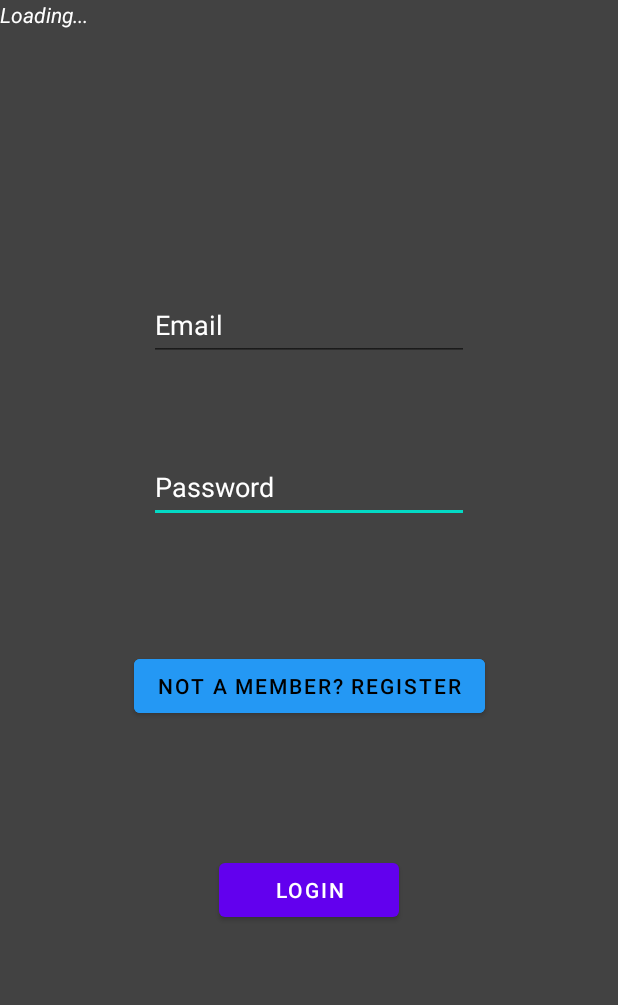
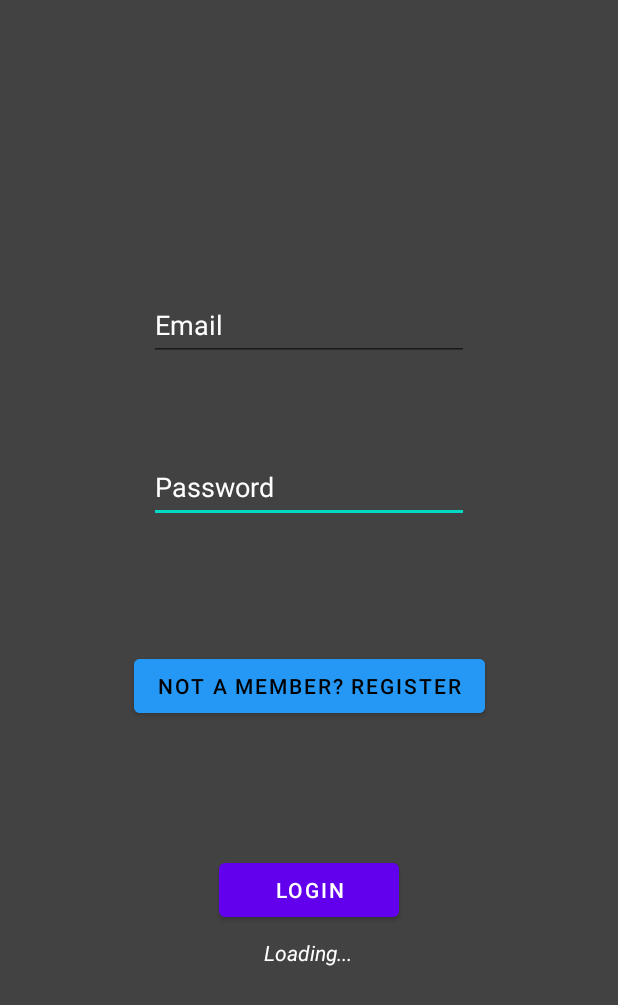
Before and after one commit to SisopTeam3-SoaTeam5/TP2, an Android app: the layout activity_login.xml on its own in the app's theme, with its tools: preview values and no code run, on a phone screen of 412 x 824 dp. Shown: the top 1005 px of the screen. Run offline under Robolectric (Android 15) with nearby library versions, the phone set to English and light mode, and no system bars.

Commit message:
added loading text

```diff
--- a/app/src/main/java/dreamteam/tp2_grupo5/clienteHttp/AsyncInterface.java
+++ b/app/src/main/java/dreamteam/tp2_grupo5/clienteHttp/AsyncInterface.java
@@ -1,4 +1,5 @@
 package dreamteam.tp2_grupo5.clienteHttp;
+
 
 import java.io.Serializable;
 
@@ -10,4 +11,6 @@ public interface AsyncInterface {
     void finalize();
     boolean getConnection();
     void buttonEnabled(boolean b);
+    void setTextToVisible();
+    void hideText();
 }
--- a/app/src/main/java/dreamteam/tp2_grupo5/clienteHttp/HttpPostStartSession.java
+++ b/app/src/main/java/dreamteam/tp2_grupo5/clienteHttp/HttpPostStartSession.java
@@ -65,6 +65,7 @@ public class HttpPostStartSession extends AsyncTask<String, String, String> {
     protected void onPreExecute() {
         isConnected = caller.getConnection();
         caller.buttonEnabled(false);
+        caller.setTextToVisible();
     }
 
     @Override
@@ -139,6 +140,7 @@ public class HttpPostStartSession extends AsyncTask<String, String, String> {
                 }
                 caller.showToast("Error: " + response);
                 caller.buttonEnabled(true);
+                caller.hideText();
 
             } catch (Exception e) {
                 e.printStackTrace();
--- a/app/src/main/res/layout/activity_login.xml
+++ b/app/src/main/res/layout/activity_login.xml
@@ -69,10 +69,12 @@
         android:id="@+id/textView7"
         android:layout_width="wrap_content"
         android:layout_height="wrap_content"
+        android:layout_marginStart="30dp"
+        android:layout_marginTop="8dp"
         android:text="Loading..."
         android:textColor="#FFFFFF"
         android:textStyle="italic"
-        tools:layout_editor_absoluteX="176dp"
-        tools:layout_editor_absoluteY="552dp" />
+        app:layout_constraintStart_toStartOf="@+id/button"
+        app:layout_constraintTop_toBottomOf="@+id/button" />
 
 </androidx.constraintlayout.widget.ConstraintLayout>
```
Also changed, not shown: app/src/main/java/dreamteam/tp2_grupo5/CovidRanking.java (+10 -0 lines), app/src/main/java/dreamteam/tp2_grupo5/Homepage.java (+10 -0 lines), app/src/main/java/dreamteam/tp2_grupo5/Login.java (+10 -0 lines), app/src/main/java/dreamteam/tp2_grupo5/Registration.java (+10 -0 lines).
